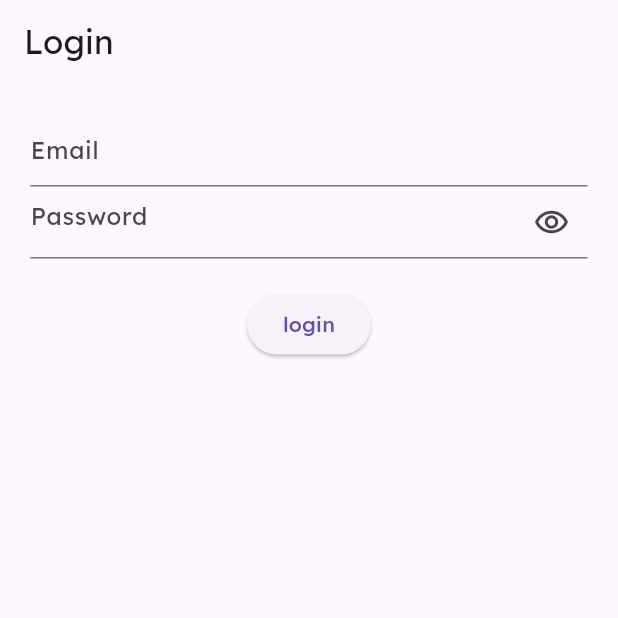
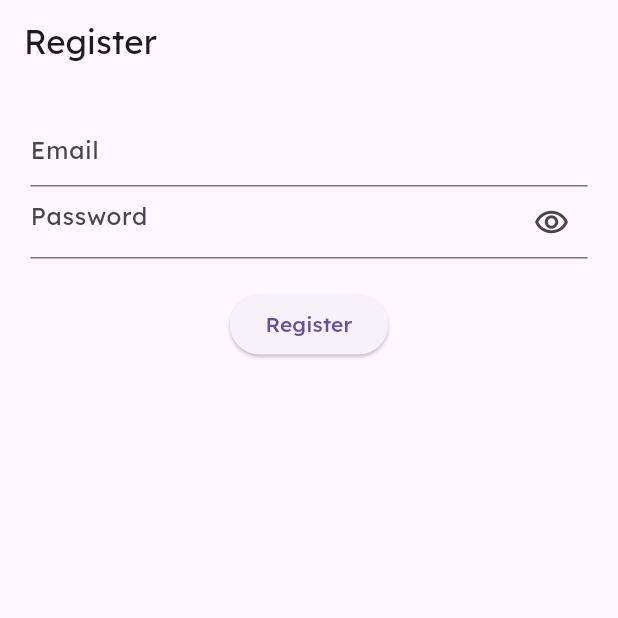
Before and after one commit to a-saber/NTI-Round5-Flutter, a Flutter app: the screen it shows after launch, on a phone screen of 412 x 824 dp, the top half of it. Run offline on Flutter 3.47's test engine with Material 3 defaults, Android fonts, the phone set to English and light mode, and no system bars; our stand-ins replace dartz, dio, flutter_bloc, flutter_screenutil, flutter_svg, image_picker and 1 more; accounts and stored records are empty.

Commit message:
2026/04/12 Sun 02 Register Cubit 01

```diff
--- a/lib/core/network/api_response.dart
+++ b/lib/core/network/api_response.dart
@@ -16,7 +16,7 @@ class ApiResponse {
   // Factory method to handle Dio responses
   factory ApiResponse.fromResponse(Response response) {
     return ApiResponse(
-      status: response.statusCode == 200,
+      status: response.statusCode == 200 || response.statusCode == 201,
       statusCode: response.statusCode ?? 500,
       data: response.data,
       message: response.data["message"] ?? 'An error occurred.',
--- a/lib/core/network/end_points.dart
+++ b/lib/core/network/end_points.dart
@@ -2,6 +2,7 @@ abstract class EndPoints{
 
   static const String baseURL = 'https://ntitodo-production-b847.up.railway.app/api/';
   static const String login = 'login';
+  static const String register = 'register';
   static const String getUserData = 'get_user_data';
   static const String refreshToken = 'refresh_token';
   static const String newTask = 'new_task';
--- /dev/null
+++ b/lib/features/auth/cubits/register/register_cubit.dart
@@ -0,0 +1,38 @@
+import 'package:flutter/cupertino.dart';
+import 'package:flutter_bloc/flutter_bloc.dart';
+import 'package:nti5/features/auth/cubits/register/register_state.dart';
+
+import '../../data/repo/auth_repo.dart';
+
+class RegisterCubit extends Cubit<RegisterState>{
+  RegisterCubit(): super(RegisterInitial());
+  static RegisterCubit get(context) => BlocProvider.of(context);
+
+  AuthRepo repo = AuthRepo();
+  final formKey = GlobalKey<FormState>();
+  final passwordController = TextEditingController();
+  final emailController = TextEditingController();
+  String? imagePath;
+  bool passwordSecure = true;
+
+  void changePasswordVisibility(){
+    passwordSecure = !passwordSecure;
+    emit(ChangePasswordVisibility());
+  }
+
+  register() async{
+    if(formKey.currentState?.validate() == false) return;
+    emit(RegisterLoading());
+    var result = await repo.register(
+      username: emailController.text,
+      password: passwordController.text,
+      imagePath: imagePath
+    );
+    result.fold(
+        (errorMsg)=> emit(RegisterError(errorMsg)),
+        (successMsg)=> emit(RegisterSuccess(successMsg))
+    );
+
+
+  }
+}
--- /dev/null
+++ b/lib/features/auth/cubits/register/register_state.dart
@@ -0,0 +1,16 @@
+abstract class RegisterState{}
+
+class RegisterInitial extends RegisterState{}
+
+class RegisterLoading extends RegisterState{}
+
+class RegisterSuccess extends RegisterState{
+  String message;
+  RegisterSuccess(this.message);
+}
+
+class RegisterError extends RegisterState{
+  String error;
+  RegisterError(this.error);
+}
+class ChangePasswordVisibility extends RegisterState{}
--- a/lib/features/auth/views/register_view.dart
+++ b/lib/features/auth/views/register_view.dart
@@ -1,10 +1,128 @@
 import 'package:flutter/material.dart';
+import 'package:flutter_bloc/flutter_bloc.dart';
+import 'package:flutter_screenutil/flutter_screenutil.dart';
+import 'package:nti5/features/auth/cubits/register/register_cubit.dart';
+import 'package:nti5/features/auth/cubits/register/register_state.dart';
+import 'package:nti5/features/auth/views/login_view.dart';
+
+import '../../../core/utils/app_colors.dart';
 
 class RegisterView extends StatelessWidget {
   const RegisterView({super.key});
 
   @override
   Widget build(BuildContext context) {
-    return Scaffold();
+    return BlocProvider(
+      create: (context)=> RegisterCubit(),
+      child: Scaffold(
+        appBar: AppBar(
+          title: Text('Register'),
+        ),
+        body: BlocConsumer<RegisterCubit, RegisterState>(
+          listener: (context, state){
+            if(state is RegisterError){
+              ScaffoldMessenger.of(context).showSnackBar(SnackBar(
+                content: Text(state.error, style: TextStyle(color: AppColors.white),),
+                backgroundColor: AppColors.error,
+              ));
+            }
+            else if(state is RegisterSuccess){
+              ScaffoldMessenger.of(context).showSnackBar(SnackBar(
+                content: Text('Register successfully', style: TextStyle(color: AppColors.white),),
+                backgroundColor: AppColors.primary,
+              ));
+              Navigator.pushAndRemoveUntil(context,
+                  MaterialPageRoute(builder: (context)=> LoginView()),
+                      (r)=> false
+              );
+            }
+          },
+          builder: (context, state){
+            var cubit = RegisterCubit.get(context);
+            return SafeArea(
+              child: Padding(
+                padding: REdgeInsets.all(20.0),
+                child: Form(
+                  key: cubit.formKey,
+                  child: SingleChildScrollView(
+                    child: Column(
+                      children:
+                      [
+                        TextFormField(
+                          controller: cubit.emailController,
+                          validator: (String? value){
+                            //RegEx
+                            // RegExp emailRegex = RegExp(r'^[\w-\.]+@([\w-]+\.)+[\w-]{2,4}$');
+                            // bool result = emailRegex.hasMatch(value??'');
+                            // return result? null: 'Enter Valid Email';
+
+                            if(value == null || value.isEmpty == true){
+                              return 'This field is required';
+                            }
+                            else {
+                              return null;
+                            }
+                          },
+                          decoration: InputDecoration(
+                            hintText: 'Email',
+                          ),
+                        ),
+                        TextFormField(
+                          controller: cubit.passwordController,
+                          onFieldSubmitted: (value){
+                            print('onFieldSubmitted $value');
+                          },
+
+                          // autovalidateMode: AutovalidateMode.onUserInteraction,
+                          // onChanged: (value){
+                          //   print('onChanged $value');
+                          //   // formKey.currentState?.validate();
+                          // },
+                          validator: (String? value){
+                            // regex
+                            RegExp passwordRegex = RegExp(r'^[\w]{6,}$');
+                            bool result = passwordRegex.hasMatch(value??'');
+                            return result? null: 'Password must contain A-Z, a-z, 0-9 and at least 6 characters';
+                            // if(value == null || value.isEmpty == true){
+                            //   return 'This field is required';
+                            // }
+                            // else if(value.length < 6){
+                            //   return 'Password must be at least 6 characters';
+                            // }
+                            // else {
+                            //   return null;
+                            // }
+                          },
+                          obscureText: cubit.passwordSecure,
+                          // obscuringCharacter: '*',
+                          decoration: InputDecoration(
+                              suffixIcon: IconButton(
+                                  onPressed: cubit.changePasswordVisibility,
+                                  icon: Icon(Icons.remove_red_eye_outlined)
+                              ),
+                              hintText: 'Password'
+                          ),
+                        ),
+
+                        SizedBox(height: 20,),
+
+                        ElevatedButton(
+                          onPressed: state is RegisterLoading?
+                          null: cubit.register,
+                            child: Text('Register'),
+                        ),
+                        SizedBox(height: 20,),
+                        if(state is RegisterLoading)
+                          CircularProgressIndicator(color: AppColors.primary,)
+                      ],
+                    ),
+                  ),
+                ),
+              ),
+            );
+          },
+        ),
+      )
+    );
   }
 }
--- a/lib/main.dart
+++ b/lib/main.dart
@@ -8,6 +8,7 @@ import 'core/widgets/custom_btn.dart';
 import 'core/widgets/custom_text_field.dart';
 import 'cubit_test_view.dart';
 import 'features/auth/views/login_view.dart';
+import 'features/auth/views/register_view.dart';
 import 'features/home/views/home_view.dart';
 import 'features/news/views/news_view.dart';
 
@@ -37,7 +38,8 @@ class MyApp extends StatelessWidget{
           // MainLayout()
           // CacheHelper.getValue(CacheKeys.accessToken) != null?
           // MainLayout():
-          LoginView(),
+          // LoginView(),
+          RegisterView()
         );
       },
     );
```
Also changed, not shown: lib/features/auth/data/repo/auth_repo.dart (+28 -0 lines).
